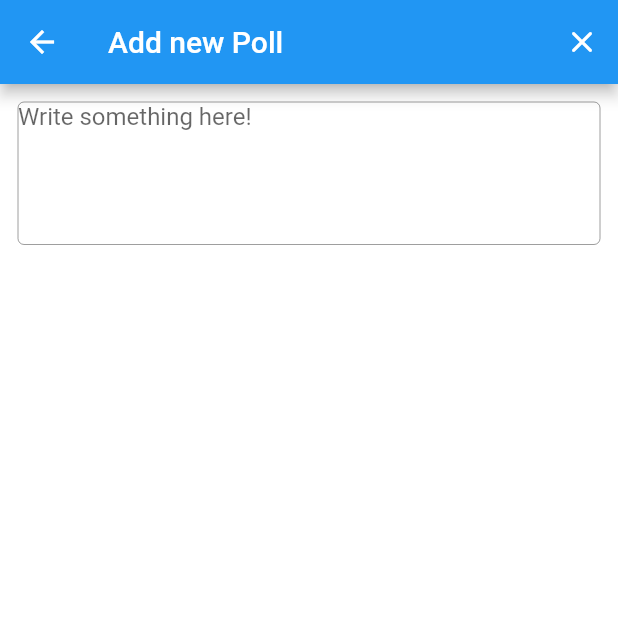
After one commit to mAlex28/Pollstrix, a Flutter app: the screen it shows once a user with an empty profile is signed in, after a tap on the "add" icon, on a phone screen of 412 x 824 dp, the top half of it. The commit adds this screen. Run offline on Flutter 3.47's test engine with Material 2 defaults, Android fonts, the phone set to English and light mode, and no system bars; drawn by our look-alikes of flutter_neumorphic; our stand-ins replace cloud_firestore, firebase_auth, firebase_core, firebase_storage, flutter_image_compress, google_sign_in and 2 more; accounts and stored records are empty.

Commit message:
modified and bug fixes

```diff
--- /dev/null
+++ b/lib/screens/add_post_page.dart
@@ -0,0 +1,48 @@
+import 'package:firebase_auth/firebase_auth.dart';
+import 'package:flutter/material.dart';
+import 'package:pollstrix/screens/login_page.dart';
+
+class AddPostPage extends StatefulWidget {
+  const AddPostPage({Key? key}) : super(key: key);
+
+  @override
+  _AddPostPageState createState() => _AddPostPageState();
+}
+
+class _AddPostPageState extends State<AddPostPage> {
+  @override
+  void initState() {
+    super.initState();
+  }
+
+  @override
+  Widget build(BuildContext context) {
+    return Scaffold(
+      appBar: AppBar(
+        title: const Text('Add new Poll'),
+        actions: [
+          IconButton(
+            icon: const Icon(Icons.close_rounded),
+            onPressed: () => Navigator.of(context).pop(),
+          )
+        ],
+      ),
+      body: SingleChildScrollView(
+          child: Column(
+        children: [
+          Container(
+            padding: const EdgeInsets.all(12.0),
+            child: const TextField(
+              keyboardType: TextInputType.multiline,
+              minLines: 5,
+              maxLines: null,
+              decoration: InputDecoration.collapsed(
+                  border: OutlineInputBorder(),
+                  hintText: 'Write something here!'),
+            ),
+          )
+        ],
+      )),
+    );
+  }
+}
--- a/lib/screens/bottom_navigation.dart
+++ b/lib/screens/bottom_navigation.dart
@@ -1,4 +1,5 @@
 import 'package:flutter/material.dart';
+import 'package:pollstrix/screens/home_page.dart';
 import 'package:pollstrix/screens/menu_page.dart';
 
 class Navigation extends StatefulWidget {
@@ -28,7 +29,7 @@ class _NavigationState extends State<Navigation> {
             BottomNavigationBarItem(
                 icon: Icon(Icons.home_rounded), label: 'Home'),
             BottomNavigationBarItem(
-                icon: Icon(Icons.post_add_rounded), label: 'Post'),
+                icon: Icon(Icons.person_rounded), label: 'Profile'),
             BottomNavigationBarItem(
                 icon: Icon(Icons.menu_rounded), label: 'Menu')
           ]),
@@ -42,7 +43,7 @@ class _NavigationState extends State<Navigation> {
   }
 
   static const List<Widget> _pages = <Widget>[
-    Icon(Icons.call, size: 150),
+    HomePage(),
     Icon(Icons.post_add_rounded, size: 150),
     MenuPage()
   ];
--- a/lib/screens/home_page.dart
+++ b/lib/screens/home_page.dart
@@ -1,13 +1,10 @@
 import 'package:firebase_auth/firebase_auth.dart';
 import 'package:flutter/material.dart';
+import 'package:pollstrix/screens/add_post_page.dart';
 import 'package:pollstrix/screens/login_page.dart';
 
 class HomePage extends StatefulWidget {
-  const HomePage({Key? key, required User user})
-      : _user = user,
-        super(key: key);
-
-  final User _user;
+  const HomePage({Key? key}) : super(key: key);
 
   @override
   _HomePageState createState() => _HomePageState();
@@ -40,16 +37,15 @@ class _HomePageState extends State<HomePage> {
 
   @override
   void initState() {
-    _user = widget._user;
-
     super.initState();
   }
 
   @override
   Widget build(BuildContext context) {
     return Scaffold(
-        body: Container(
-      child: Text('dfsdf'),
-    ));
+        floatingActionButton: FloatingActionButton(
+            child: Icon(Icons.add_rounded),
+            onPressed: () => Navigator.of(context).push(MaterialPageRoute(
+                builder: (BuildContext context) => const AddPostPage()))));
   }
 }
--- a/pubspec.yaml
+++ b/pubspec.yaml
@@ -47,6 +47,7 @@ dependencies:
   image_picker: ^0.8.4+6
   path: ^1.8.0
   intl: ^0.17.0
+  syncfusion_flutter_datepicker: ^19.4.52
 
 dev_dependencies:
   flutter_test:
```
Also changed, not shown: pubspec.lock.
